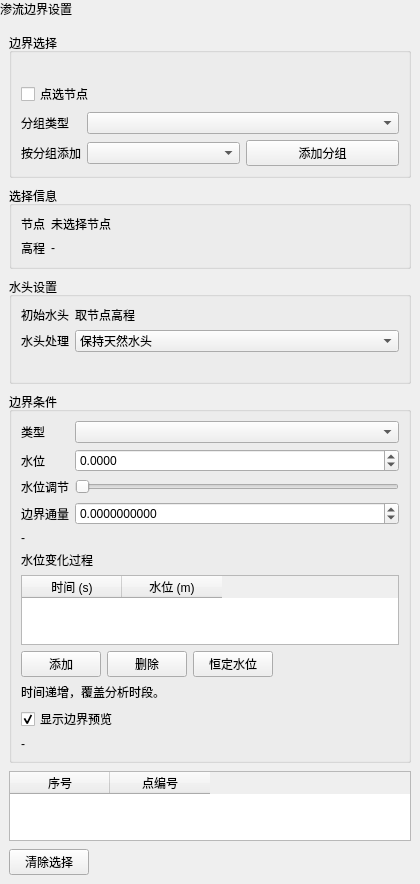
Qt form plugins/Base_Solver/SeepageBoundaryPage.ui (asd977/base_cae) before a commit.
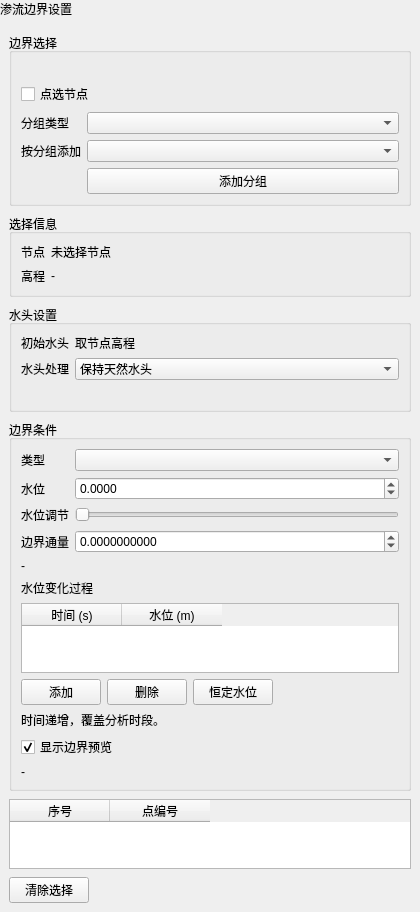
The same form after that commit. Custom widgets are drawn as their Qt base class.

What changed in the file:
```diff
--- a/plugins/Base_Solver/SeepageBoundaryPage.ui
+++ b/plugins/Base_Solver/SeepageBoundaryPage.ui
@@ -117,10 +117,10 @@
  </property>
 </widget>
         </item>
-        <item row="3" column="1">
+        <item row="3" column="1" colspan="2">
          <widget class="CustomComboBox" name="comboBoxGroup" />
         </item>
-        <item row="3" column="2">
+        <item row="4" column="1" colspan="2">
          <widget class="QPushButton" name="btnBatchAdd">
           <property name="text">
            <string>添加分组</string>
@@ -587,6 +587,8 @@
    <extends>QComboBox</extends>
    <header>CustomComboBox.h</header>
   </customwidget>
+ 
+  <customwidget><class>CompactDoubleSpinBox</class><extends>QDoubleSpinBox</extends><header>CompactDoubleSpinBox.h</header></customwidget>
  </customwidgets>
  <resources />
  <connections />
```
Left out of the diff: 4 changed lines with no effect on the pictures.
